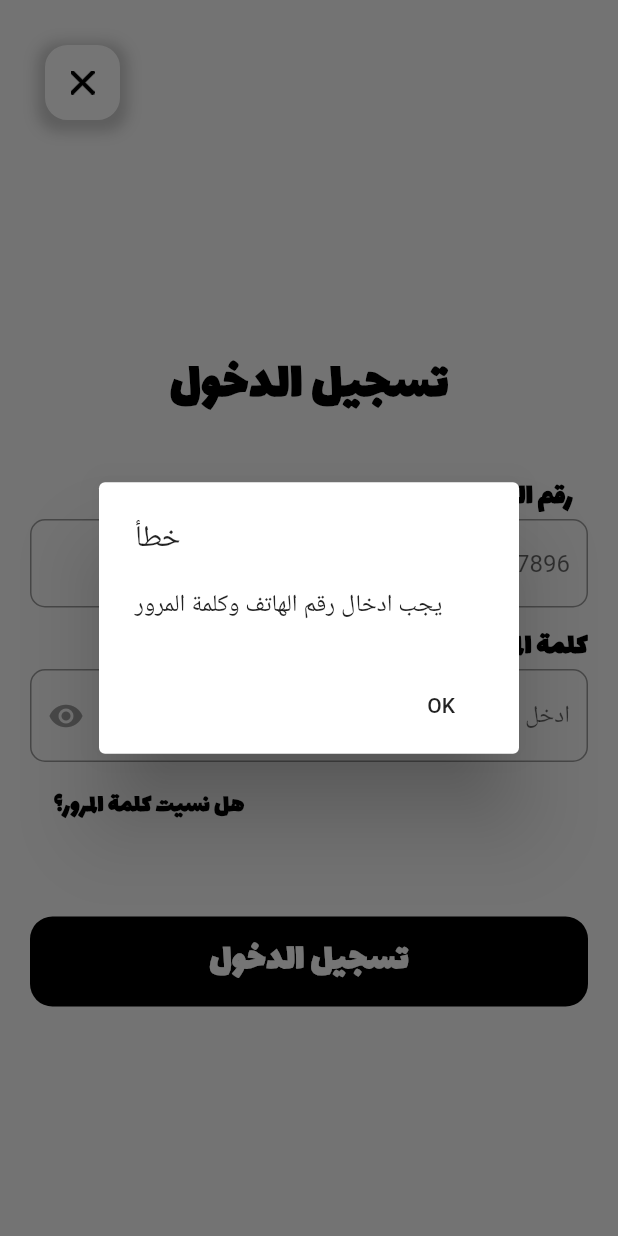
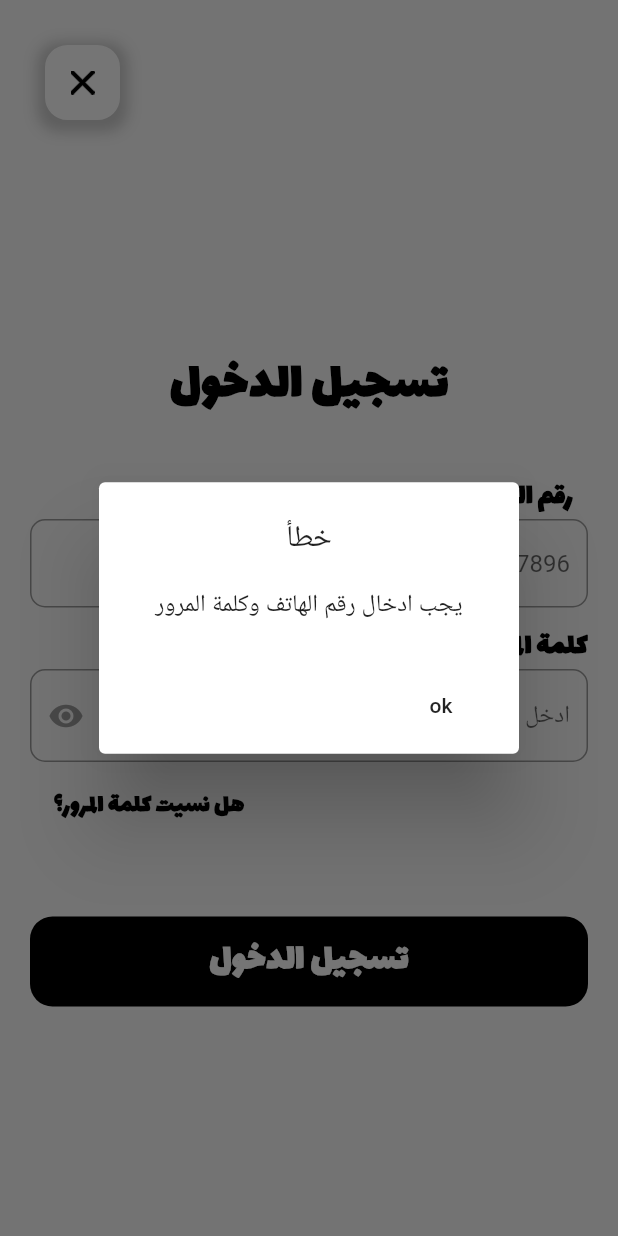
Before and after one commit to Asmaa933/Hodom-Task, a Flutter app: the LoginView screen opened by its route, after a tap on "تسجيل الدخول", on a phone screen of 412 x 824 dp. Run offline on Flutter 3.47's test engine with Material 2 defaults, Android fonts, the phone set to English and light mode, and no system bars.

Commit message:
handle login Api
handle login Api
change in alertDialog
change primary color

```diff
--- a/lib/Views/LoginView.dart
+++ b/lib/Views/LoginView.dart
@@ -1,6 +1,6 @@
 import 'package:flutter/material.dart';
 import 'package:hodom_task/WidgetsBuilder.dart';
-import 'package:hodom_task/services/ApiHandler.dart';
+import 'package:hodom_task/api/ApiHandler.dart';
 
 import '../main.dart';
 
@@ -141,7 +141,7 @@ class _CheckAuthState extends State<CheckAuth> {
             ),
             child: FlatButton(
               onPressed: () {
-                signInForUser(context, phone, password);
+                signInForUser();
               },
               child: buildText(25, 'تسجيل الدخول', Colors.white),
             ),
@@ -150,19 +150,23 @@ class _CheckAuthState extends State<CheckAuth> {
       ),
     );
   }
-}
 
-void signInForUser(BuildContext context, String phone, String password) async {
-  if (phone.isEmpty || password.isEmpty) {
-    showAlertDialog(context, 'خطأ', 'يجب ادخال رقم الهاتف وكلمة المرور');
-  } else {
-    var loginData = await ApiHandler().checkAuth(phone, password);
-    if (loginData.status.code == 200) {
-      showAlertDialog(context, 'Login success',
-          'name: ${loginData.result.user.name} \nemail: ${loginData.result.user.email}');
-      Navigator.of(context).pushNamed(ScreenRoutes.homeView);
+  void signInForUser() async {
+    if (phone.isEmpty || password.isEmpty) {
+      showAlertDialog(context, 'خطأ', 'يجب ادخال رقم الهاتف وكلمة المرور');
     } else {
-      showAlertDialog(context, 'خطأ', loginData.status.message);
+      var data = await ApiHandler().checkAuth(phone, password);
+      var loginData = data[0];
+      if (loginData['status']['code'] == 200) {
+        //todo
+        print(
+            'name: ${loginData['result']['user']['name']} \nemail: ${loginData['result']['user']['email']}');
+        Navigator.of(context).pushNamed(ScreenRoutes.homeView);
+      } else {
+        showAlertDialog(context, 'خطأ', loginData['status']['message']);
+        //remove to pass not having cred
+        //  Navigator.of(context).pushNamed(ScreenRoutes.homeView);
+      }
     }
   }
 }
--- a/lib/WidgetsBuilder.dart
+++ b/lib/WidgetsBuilder.dart
@@ -36,7 +36,9 @@ SizedBox addHeightSizedBox(double height) {
 showAlertDialog(BuildContext context, String title, String message) {
   // set up the button
   Widget okButton = FlatButton(
-    child: Text("OK"),
+    child: Text(
+      "ok",
+    ),
     onPressed: () {
       Navigator.of(context).pop();
     },
@@ -44,8 +46,8 @@ showAlertDialog(BuildContext context, String title, String message) {
 
   // set up the AlertDialog
   AlertDialog alert = AlertDialog(
-    title: Text(title),
-    content: Text(message),
+    title: Text(title, textAlign: TextAlign.center),
+    content: Text(message, textAlign: TextAlign.center),
     actions: [
       okButton,
     ],
--- a/lib/main.dart
+++ b/lib/main.dart
@@ -15,6 +15,9 @@ class MyApp extends StatelessWidget {
     return MaterialApp(
         debugShowCheckedModeBanner: false,
         title: 'Hodom',
+        theme: ThemeData(
+          primaryColor: Colors.black,
+        ),
         home: WelcomeView(),
         routes: {
           ScreenRoutes.welcomeView: (_) => WelcomeView(),
```
Also changed, not shown: lib/api/ApiHandler.dart (+11 -8 lines).
